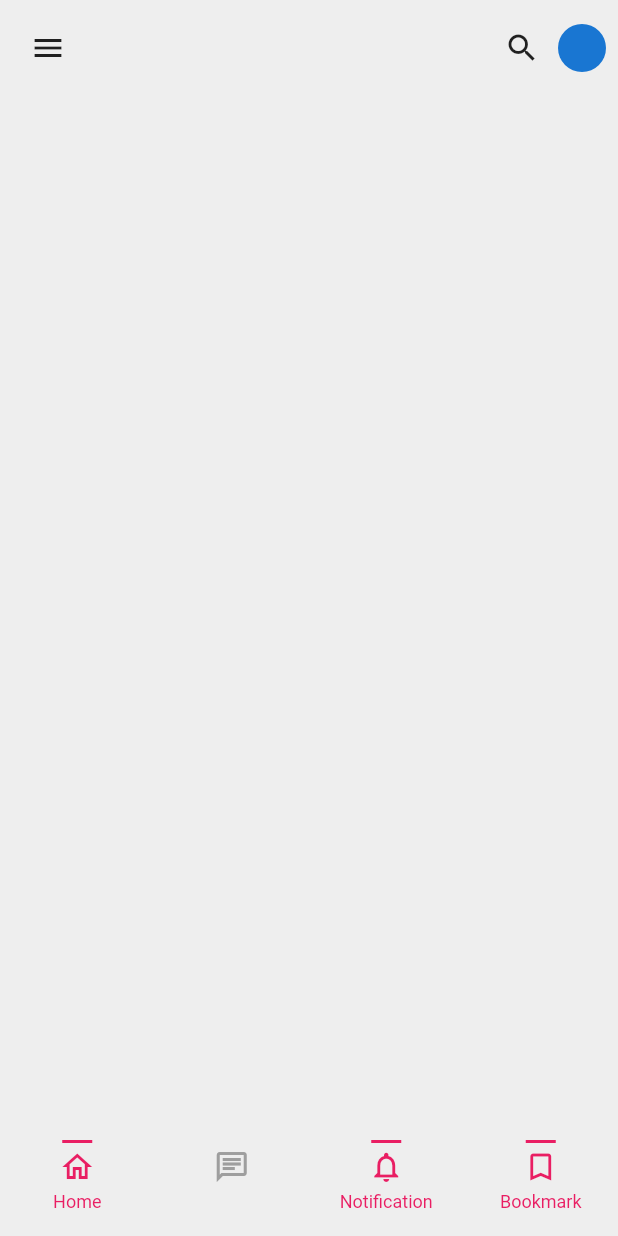
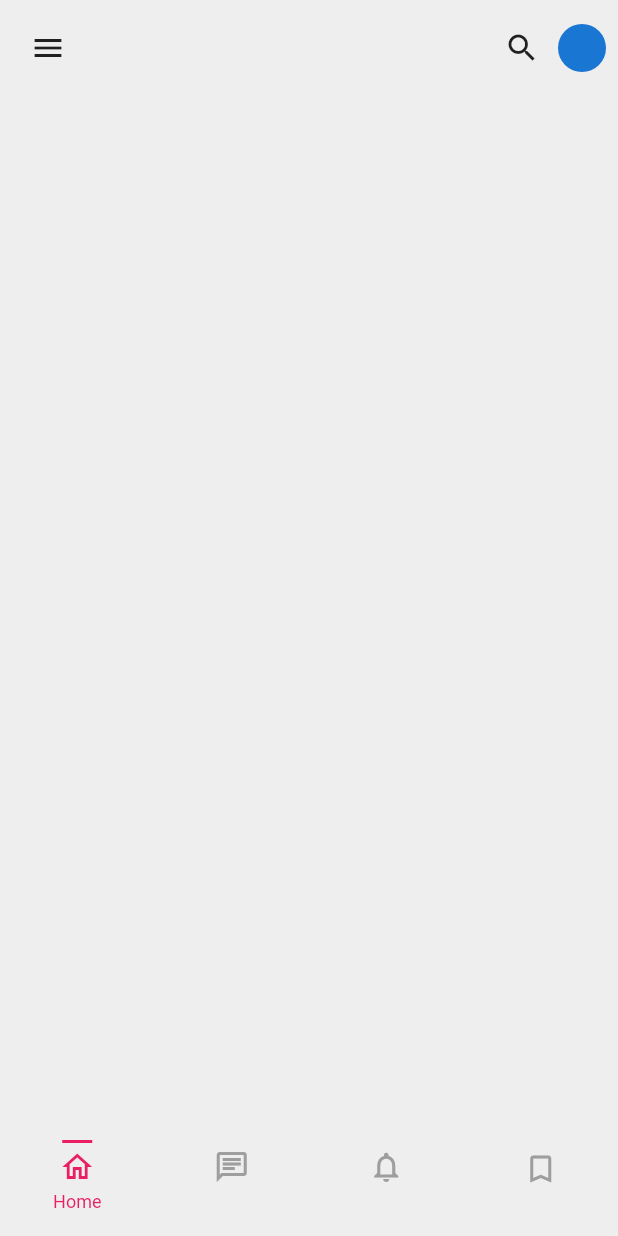
Before and after one commit to JAICHANGPARK/flutter_notebook_15th_story, a Flutter app: the screen it shows after launch, on a phone screen of 412 x 824 dp. Run offline on Flutter 3.47's test engine with Material 2 defaults, Android fonts, the light colour scheme and no system bars; our stand-ins replace badges, fl_chart, freezed_annotation, percent_indicator.

Commit message:
Update educational_home_page.dart

```diff
--- a/lib/ep938_educational_app/src/ui/educational_home_page.dart
+++ b/lib/ep938_educational_app/src/ui/educational_home_page.dart
@@ -158,45 +158,74 @@ class _EducationalHomePageState extends State<EducationalHomePage> with TickerPr
                       ),
                     ),
                     Expanded(
-                      child: Column(
+                      child: GestureDetector(
+                        onTap: () {
+                          _pageIndex.value = 2;
+                        },
+                        child: ValueListenableBuilder<int>(
+                          valueListenable: _pageIndex,
+                          builder: (context, value, child) {
+                            return Column(
                               mainAxisAlignment: MainAxisAlignment.center,
                               children: [
                                 Container(
                                   height: 2,
                                   width: 20,
-                            decoration: BoxDecoration(color: Colors.pink),
+                                  decoration: BoxDecoration(color: value == 2 ? Colors.pink : Colors.transparent),
                                 ),
                                 Padding(
                                   padding: const EdgeInsets.symmetric(vertical: 4),
-                            child: Icon(Icons.notifications_outlined, color: Colors.pink),
+                                  child: Icon(
+                                    Icons.notifications_outlined,
+                                    color: value == 2 ? Colors.pink : Colors.grey,
+                                  ),
                                 ),
                                 Text(
-                            "Notification",
-                            style: TextStyle(color: Colors.pink, fontSize: 12),
+                                  "Notifications",
+                                  style: TextStyle(color: value == 2 ? Colors.pink : Colors.transparent, fontSize: 12),
                                 )
                               ],
+                            );
+                          },
+                        ),
                       ),
                     ),
                     Expanded(
-                      child: Column(
+                      child: GestureDetector(
+                        onTap: () {
+                          _pageIndex.value = 3;
+                        },
+                        child: ValueListenableBuilder<int>(
+                          valueListenable: _pageIndex,
+                          builder: (context, value, child) {
+                            return Column(
                               mainAxisAlignment: MainAxisAlignment.center,
                               children: [
                                 Container(
                                   height: 2,
                                   width: 20,
-                            decoration: BoxDecoration(color: Colors.pink),
+                                  decoration: BoxDecoration(color: value == 3 ? Colors.pink : Colors.transparent),
                                 ),
                                 Padding(
                                   padding: const EdgeInsets.symmetric(vertical: 4),
-                            child: Icon(Icons.bookmark_outline, color: Colors.pink),
+                                  child: Icon(
+                                    Icons.bookmark_border,
+                                    color: value == 3 ? Colors.pink : Colors.grey,
+                                  ),
                                 ),
                                 Text(
-                            "Bookmark",
-                            style: TextStyle(color: Colors.pink, fontSize: 12),
+                                  "Bookmarks",
+                                  style: TextStyle(
+                                    color: value == 3 ? Colors.pink : Colors.transparent,
+                                    fontSize: 10,
+                                  ),
                                 )
                               ],
+                            );
+                          },
                         ),
-                    )
+                      ),
+                    ),
                   ],
                 ),
               )
```
Lines whose indentation alone changed are shown as unchanged.
